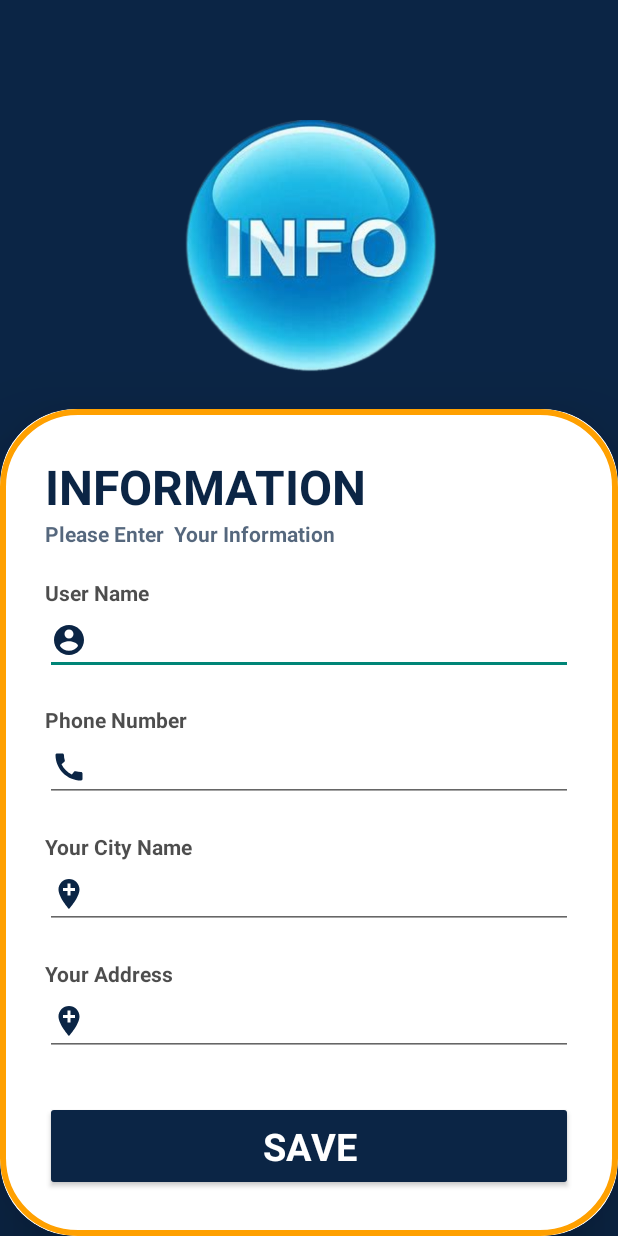
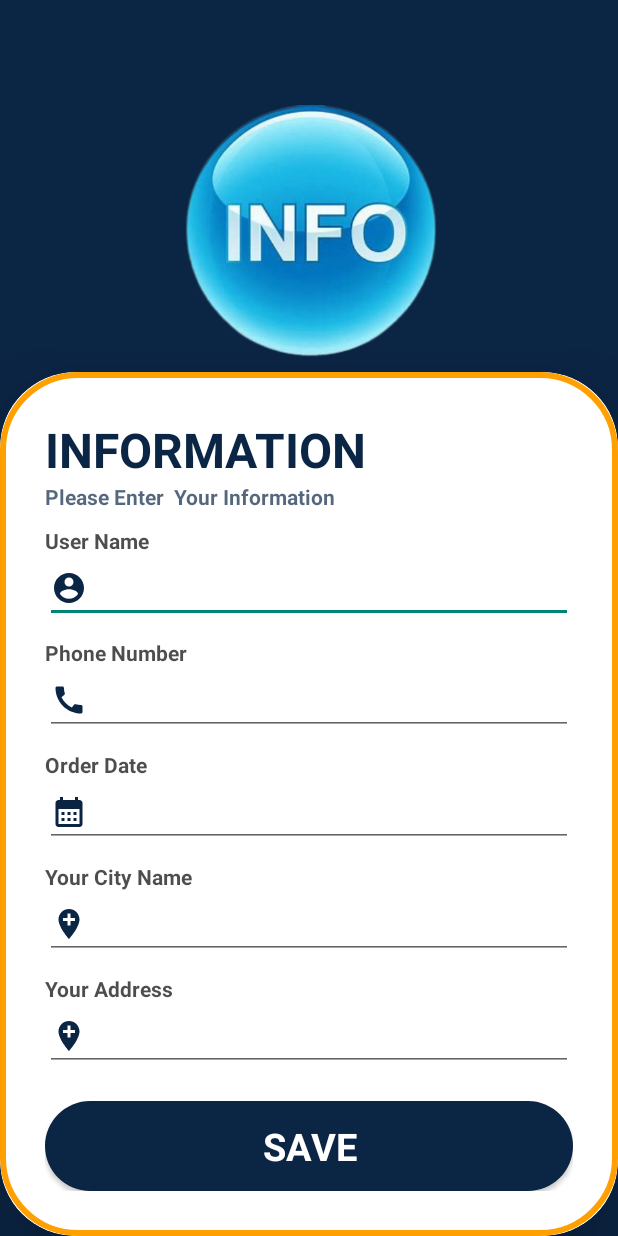
Before and after one commit to sumit519maurya/android-studio, an Android app: the infopage screen opened directly, with no data from a screen before it, on a phone screen of 412 x 824 dp. Run offline under Robolectric (Android 15) with nearby library versions, the phone set to English and light mode, and no system bars; Roboto replaces fonts that are not available here.

Commit message:
error solve day

```diff
--- a/app/src/main/java/com/example/washmart/orderpage2.kt
+++ b/app/src/main/java/com/example/washmart/billingpage.kt
@@ -6,11 +6,11 @@ import androidx.appcompat.app.AppCompatActivity
 import androidx.core.view.ViewCompat
 import androidx.core.view.WindowInsetsCompat
 
-class orderpage2 : AppCompatActivity() {
+class billingpage : AppCompatActivity() {
     override fun onCreate(savedInstanceState: Bundle?) {
         super.onCreate(savedInstanceState)
         enableEdgeToEdge()
-        setContentView(R.layout.activity_orderpage2)
+        setContentView(R.layout.activity_billingpage)
         ViewCompat.setOnApplyWindowInsetsListener(findViewById(R.id.main)) { v, insets ->
             val systemBars = insets.getInsets(WindowInsetsCompat.Type.systemBars())
             v.setPadding(systemBars.left, systemBars.top, systemBars.right, systemBars.bottom)
--- a/app/src/main/java/com/example/washmart/infopage.kt
+++ b/app/src/main/java/com/example/washmart/infopage.kt
@@ -15,7 +15,7 @@ class infopage : AppCompatActivity() {
         setContentView(R.layout.activity_infopage)
         val save:Button=findViewById(R.id.save)
         save.setOnClickListener {
-            val i=Intent(this,infosavepage::class.java)
+            val i=Intent(this,billingpage::class.java)
             startActivity(i)
         }
 
--- /dev/null
+++ b/app/src/main/res/drawable/baseline_calendar_month_24.xml
@@ -0,0 +1,5 @@
+<vector xmlns:android="http://schemas.android.com/apk/res/android" android:height="24dp" android:tint="#0B2442" android:viewportHeight="24" android:viewportWidth="24" android:width="24dp">
+
+    <path android:fillColor="@android:color/white" android:pathData="M19,4h-1V2h-2v2H8V2H6v2H5C3.89,4 3.01,4.9 3.01,6L3,20c0,1.1 0.89,2 2,2h14c1.1,0 2,-0.9 2,-2V6C21,4.9 20.1,4 19,4zM19,20H5V10h14V20zM9,14H7v-2h2V14zM13,14h-2v-2h2V14zM17,14h-2v-2h2V14zM9,18H7v-2h2V18zM13,18h-2v-2h2V18zM17,18h-2v-2h2V18z"/>
+
+</vector>
--- /dev/null
+++ b/app/src/main/res/drawable/btn.xml
@@ -0,0 +1,9 @@
+<?xml version="1.0" encoding="utf-8"?>
+<layer-list xmlns:android="http://schemas.android.com/apk/res/android">
+    <item  android:left="0dp" android:top="0dp" android:right="0dp" android:bottom="0dp">
+        <shape>
+            <corners android:radius="40dp"/>
+            <solid android:color="#0B2545" />
+        </shape>
+    </item>
+</layer-list>
--- a/app/src/main/res/layout/activity_orderpage2.xml
+++ b/app/src/main/res/layout/activity_billingpage.xml
@@ -3,9 +3,9 @@
     xmlns:app="http://schemas.android.com/apk/res-auto"
     xmlns:tools="http://schemas.android.com/tools"
     android:id="@+id/main"
-    android:background="@drawable/color2"
     android:layout_width="match_parent"
     android:layout_height="match_parent"
-    tools:context=".orderpage2">
+    android:background="@drawable/color2"
+    tools:context=".billingpage">
 
 </androidx.constraintlayout.widget.ConstraintLayout>
--- a/app/src/main/res/layout/activity_bookoption.xml
+++ b/app/src/main/res/layout/activity_bookoption.xml
@@ -386,7 +386,6 @@
             app:cardElevation="20dp"
             app:cardBackgroundColor="@color/white"
             app:cardCornerRadius="30dp"
-
             app:layout_constraintEnd_toEndOf="@+id/cardView"
             app:layout_constraintHorizontal_bias="0.0"
             app:layout_constraintStart_toStartOf="@+id/cardView"
--- a/app/src/main/res/layout/activity_infopage.xml
+++ b/app/src/main/res/layout/activity_infopage.xml
@@ -15,6 +15,7 @@
         android:layout_height="wrap_content"
         android:layout_alignParentBottom="true"
         app:cardCornerRadius="50dp"
+        android:background="@color/white"
         app:cardElevation="40dp"
         app:layout_constraintBottom_toBottomOf="parent"
         app:layout_constraintEnd_toEndOf="parent"
@@ -47,7 +48,7 @@
 
             <View
                 android:layout_width="wrap_content"
-                android:layout_height="20dp"
+                android:layout_height="10dp"
                 android:elevation="4dp" />
 
             <TextView
@@ -66,7 +67,7 @@
 
             <View
                 android:layout_width="wrap_content"
-                android:layout_height="20dp"
+                android:layout_height="10dp"
                 android:elevation="4dp" />
 
             <TextView
@@ -85,7 +86,26 @@
 
             <View
                 android:layout_width="wrap_content"
-                android:layout_height="20dp"
+                android:layout_height="10dp"
+                android:elevation="4dp" />
+
+            <TextView
+                android:layout_width="wrap_content"
+                android:layout_height="wrap_content"
+                android:alpha="0.7"
+                android:text="Order Date"
+                android:textColor="@color/black"
+                android:textStyle="bold" />
+
+            <EditText
+                android:layout_width="match_parent"
+                android:layout_height="wrap_content"
+                android:drawableStart="@drawable/baseline_calendar_month_24"
+                android:inputType="textPassword" />
+
+            <View
+                android:layout_width="wrap_content"
+                android:layout_height="10dp"
                 android:elevation="4dp" />
 
             <TextView
@@ -104,7 +124,7 @@
 
             <View
                 android:layout_width="wrap_content"
-                android:layout_height="20dp"
+                android:layout_height="10dp"
                 android:elevation="4dp" />
 
             <TextView
@@ -123,7 +143,7 @@
 
             <View
                 android:layout_width="wrap_content"
-                android:layout_height="20dp"
+                android:layout_height="10dp"
                 android:elevation="4dp" />
 
 
@@ -139,7 +159,7 @@
                 android:fontFamily="@font/caudex"
                 android:text="SAVE"
                 android:textColor="@color/white"
-                android:backgroundTint="#0B2545"
+                android:background="@drawable/btn"
                 android:textSize="25dp"
                 android:textStyle="bold" />
 
@@ -153,7 +173,7 @@
         android:id="@+id/imageView5"
         android:layout_width="376dp"
         android:layout_height="180dp"
-        android:layout_marginTop="80dp"
+        android:layout_marginTop="70dp"
         app:layout_constraintEnd_toEndOf="parent"
         app:layout_constraintHorizontal_bias="0.542"
         app:layout_constraintStart_toStartOf="parent"
```
Also changed, not shown: app/src/main/AndroidManifest.xml (+5 -2 lines), app/src/main/java/com/example/washmart/bookoption.kt (+14 -6 lines), app/src/main/java/com/example/washmart/homepage.kt (+6 -6 lines), app/src/main/java/com/example/washmart/infosavepage.kt (deleted, +0 -20 lines), app/src/main/java/com/example/washmart/profilepage.kt (added, +64 -0 lines), app/src/main/res/layout/activity_homepage.xml (+9 -4 lines), app/src/main/res/layout/activity_infosavepage.xml (deleted, +0 -11 lines), app/src/main/res/layout/login.xml (+4 -3 lines), app/src/main/res/layout/profilepage.xml (added, +35 -0 lines).
